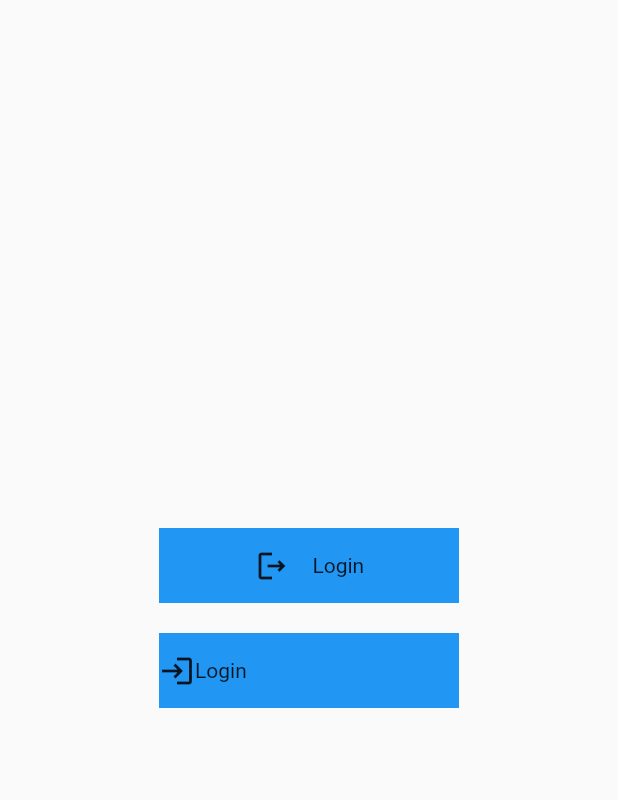
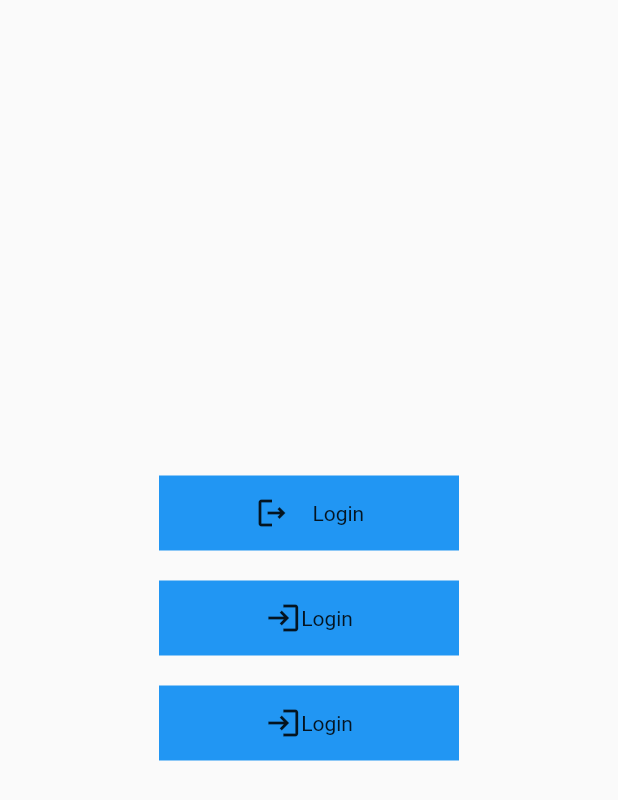
Before and after one commit to koukibadr/Animated_Loading_Button, a Flutter app: the screen it shows after launch, on a phone screen of 412 x 824 dp. Shown: the top 800 px of the screen. Run offline on Flutter 3.47's test engine with Material 2 defaults, Android fonts, the phone set to English and light mode, and no system bars.

Commit message:
add fading animation to example widget

```diff
--- a/example/lib/main.dart
+++ b/example/lib/main.dart
@@ -41,6 +41,7 @@ class ExampleScreen extends StatelessWidget {
             ),
             AnimatedLoadingButton<void>.colorChangingButton(
               buttonChild: Row(
+                mainAxisAlignment: MainAxisAlignment.center,
                 children: const [
                   Icon(Icons.login),
                   Text('Login')
@@ -51,6 +52,20 @@ class ExampleScreen extends StatelessWidget {
                 Colors.cyan,
                 Colors.black
               ],
+              onPress: onPress,
+              onAsyncCallFinished: (value) {},
+            ),
+            const SizedBox(
+              height: 20,
+            ),
+            AnimatedLoadingButton<void>.fadingAnimation(
+              buttonChild: Row(
+                mainAxisAlignment: MainAxisAlignment.center,
+                children: const [
+                  Icon(Icons.login),
+                  Text('Login')
+                ],
+              ),
               onPress: onPress,
               onAsyncCallFinished: (value) {},
             ),
```
